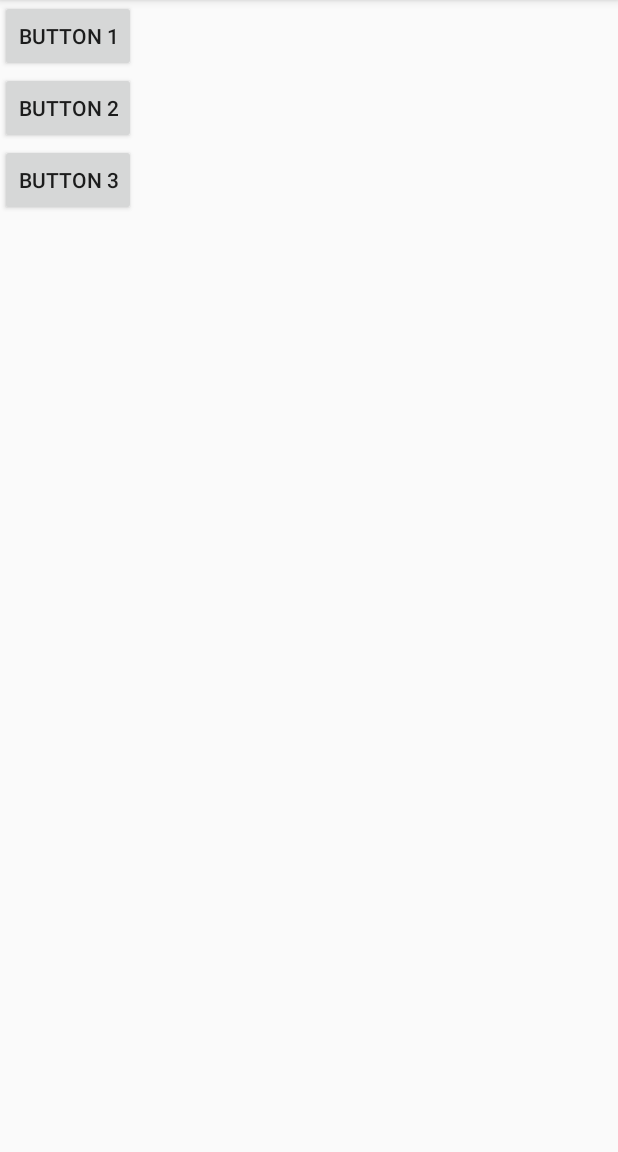
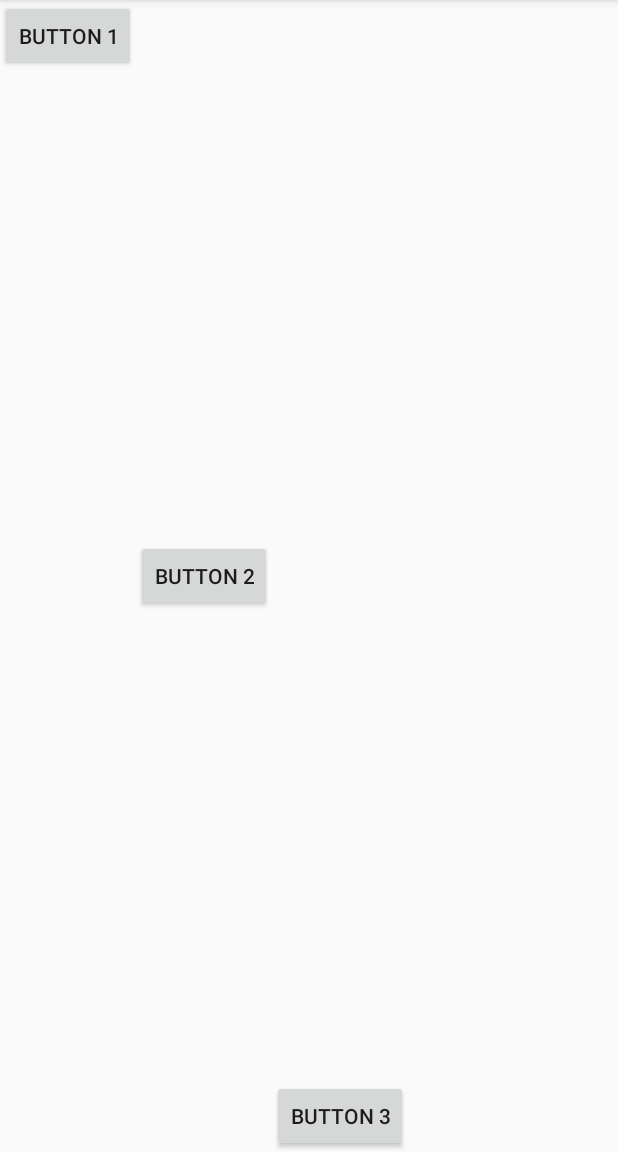
Before and after one commit to xiaogangwei/2018118104_Android, an Android app: the screen it shows after launch (MainActivity), on a phone screen of 412 x 824 dp, the part 84-1236 px from its top. Run offline under Robolectric (Android 15) with nearby library versions, the phone set to English and light mode, and no system bars.

Commit message:
线性布局.gravity

```diff
--- a/MyApplication03/app/src/main/res/layout/activity_main.xml
+++ b/MyApplication03/app/src/main/res/layout/activity_main.xml
@@ -1,6 +1,6 @@
 <?xml version="1.0" encoding="utf-8"?>
 <LinearLayout xmlns:android="http://schemas.android.com/apk/res/android"
-    android:orientation="vertical"
+    android:orientation="horizontal"
     android:layout_width="match_parent"
     android:layout_height="match_parent">
 
@@ -8,17 +8,20 @@
         android:id="@+id/button1"
         android:layout_width="wrap_content"
         android:layout_height="wrap_content"
+        android:layout_gravity="top"
         android:text="Button 1" />
 
     <Button
         android:id="@+id/button2"
         android:layout_width="wrap_content"
         android:layout_height="wrap_content"
+        android:layout_gravity="center_vertical"
         android:text="Button 2" />
 
     <Button
         android:id="@+id/button3"
         android:layout_width="wrap_content"
         android:layout_height="wrap_content"
+        android:layout_gravity="bottom"
         android:text="Button 3" />
 </LinearLayout>
```
Also changed, not shown: 1 other file.
